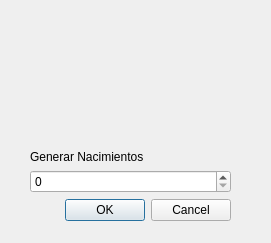
First picture: the form in ventananacimiento.ui, repository LightDragooon/Progra_2, before the edit.
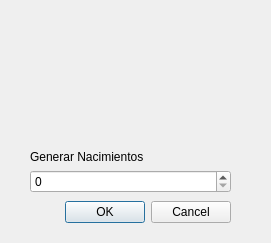
Second picture: the form after the edit. Icons and pictures are not drawn.

```diff
--- a/ventananacimiento.ui
+++ b/ventananacimiento.ui
@@ -32,13 +32,13 @@
     <bool>true</bool>
    </property>
   </widget>
-  <widget class="QWidget" name="">
+  <widget class="QWidget" name="layoutWidget">
    <property name="geometry">
     <rect>
      <x>30</x>
      <y>150</y>
      <width>201</width>
-     <height>71</height>
+     <height>73</height>
     </rect>
    </property>
    <layout class="QVBoxLayout" name="verticalLayout">
```
Left out of the diff: 6 changed lines with no effect on the pictures.
